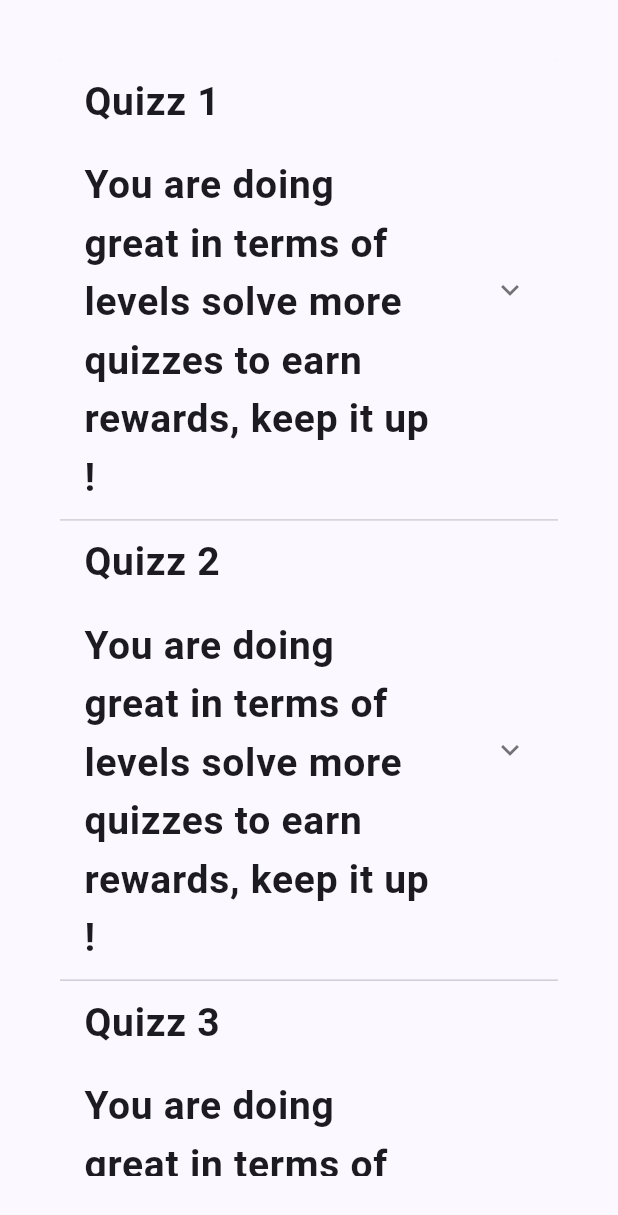
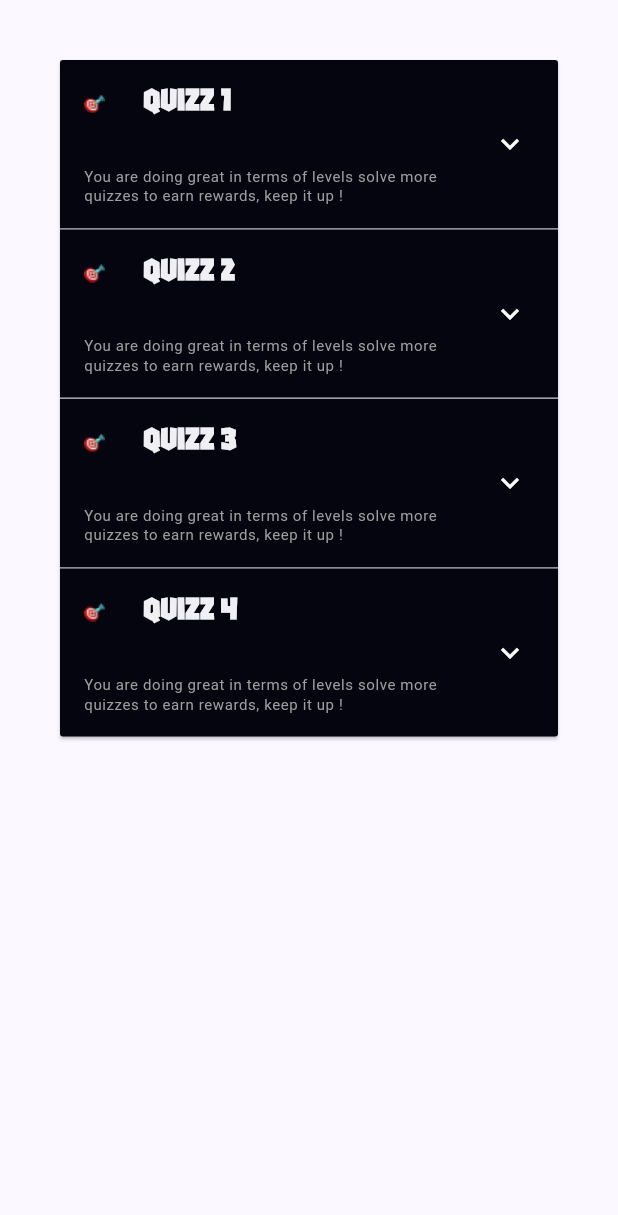
Before and after one commit to fatimaBenazzou/bastion23, a Flutter app: the QuizzesScreen widget shown alone on an empty page, opened directly, on a phone screen of 412 x 824 dp. Shown: the top 1215 px of the screen. Run offline on Flutter 3.47's test engine with Material 3 defaults, Android fonts, the phone set to English and light mode, and no system bars; our stand-ins replace assets_audio_player, camera, flutter_svg, gallery_saver, permission_handler; missing offline and left inert: qr_code_scanner; Roboto replaces fonts that are missing (Poppins).

Commit message:
camera + quizzes

```diff
--- a/lib/Screens/qr_scanner_screen.dart
+++ b/lib/Screens/qr_scanner_screen.dart
@@ -129,11 +129,11 @@ class _QrScannerScreenState extends State<QrScannerScreen> {
           appBar: AppBar(
             backgroundColor: Colors.black,
             centerTitle: true,
-            title: Text("QR Scanner"),
-            actions:[
+            title: const Text("QR Scanner"),
+            actions:const [
               Text(""),
             ],
-            leading: Text(""),
+            leading: const Text(""),
           ),
           body: Column(
             children: [
--- a/lib/Screens/quizzes_screen.dart
+++ b/lib/Screens/quizzes_screen.dart
@@ -1,5 +1,6 @@
 import 'package:bastion23/Data/questions.dart';
 import 'package:bastion23/Models/quiz_questions.dart';
+import 'package:bastion23/theme_config.dart';
 import 'package:flutter/material.dart';
 
 class QuizzesScreen extends StatefulWidget {
@@ -17,27 +18,54 @@ class _QuizzesScreenState extends State<QuizzesScreen> {
     return Container(
       margin: const EdgeInsets.all(40),
       child: SingleChildScrollView(
+        child: Container(
+          decoration: BoxDecoration(
+            borderRadius: BorderRadius.circular(30),
+          ),
           child: ExpansionPanelList.radio(
             elevation: 1,
+            expandIconColor: Colors.white,
             expandedHeaderPadding: const EdgeInsets.all(0),
-          children: questions.map<ExpansionPanelRadio>((QuizQuestion qst) {
+            children: questions.map((QuizQuestion qst) {
               return ExpansionPanelRadio(
+                backgroundColor: ThemeConfig.primaryColor,
                 value: qst.id,
                 headerBuilder: (BuildContext context, bool isExpanded) {
                   return Column(
                     children: [
                       ListTile(
-                      title: Text('Quizz ${qst.id}'),
+                        leading: Image.asset('assets/images/quizz.png'),
+                        title: Text(
+                          'Quizz ${qst.id}',
+                          style: ThemeConfig.caption.copyWith(
+                            color: ThemeConfig.buttonColor,
                           ),
-                     const ListTile(
-                      title: Text('You are doing great in terms of levels solve more quizzes to earn rewards, keep it up !'),
+                        ),
+                      ),
+                      ListTile(
+                        title: Text(
+                          'You are doing great in terms of levels solve more quizzes to earn rewards, keep it up !',
+                          style:
+                              Theme.of(context).textTheme.bodySmall!.copyWith(
+                                    color: Colors.grey,
+                                    fontSize: 10,
+                                  ),
+                        ),
                       ),
                     ],
                   );
                 },
-              body: Column(
-                mainAxisAlignment: MainAxisAlignment.center,
-                crossAxisAlignment: CrossAxisAlignment.stretch,
+                body: Container(
+                  decoration: const BoxDecoration(
+                    borderRadius: BorderRadius.only(
+                        bottomLeft: Radius.circular(30),
+                        bottomRight: Radius.circular(30)),
+                    color: ThemeConfig.backgroundColor,
+                  ),
+                  padding:
+                      const EdgeInsets.symmetric(horizontal: 24, vertical: 16),
+                  child: Column(
+                    crossAxisAlignment: CrossAxisAlignment.start,
                     children: [
                       Text(
                         qst.title,
@@ -47,19 +75,29 @@ class _QuizzesScreenState extends State<QuizzesScreen> {
                       ),
                       const SizedBox(height: 30),
                       ...qst.shuffledAnswers.map((answer) {
-                    return ElevatedButton(
-                      child: Text(answer),
+                        return SizedBox(
+                          width: double.infinity,
+                          child: ElevatedButton(
+                            style: TextButton.styleFrom(
+                              shape: RoundedRectangleBorder(
+                                borderRadius: BorderRadius.circular(24),
+                              ),
+                            ),
+                            child: Text(
+                              answer,
+                              style: ThemeConfig.squirkButton
+                                  .copyWith(fontSize: 12),
+                            ),
                             onPressed: () {},
+                          ),
                         );
                       }),
                     ],
                   ),
-
-              // ListTile(
-              //   title: Text(qst.answers[0]),
-              // ),
+                ),
               );
             }).toList(),
+          ),
         ),
       ),
     );
--- a/lib/Widgets/story_card.dart
+++ b/lib/Widgets/story_card.dart
@@ -90,7 +90,6 @@ class _StoryCardState extends State<StoryCard> {
             // progress bar + pourcentage
             Padding(
               padding: const EdgeInsets.fromLTRB(12, 0, 12, 16),
-              child: Expanded(
               child: Row(
                 mainAxisAlignment: MainAxisAlignment.spaceBetween,
                 children: [
@@ -141,7 +140,6 @@ class _StoryCardState extends State<StoryCard> {
                 ],
               ),
             ),
-            ),
           ],
         ),
       ),
```
Also changed, not shown: lib/Screens/layout_screen.dart (+5 -3 lines), lib/Screens/library_detail.dart (+20 -14 lines), lib/Screens/photo_screen.dart (+178 -173 lines), lib/Screens/video_screen.dart (+30 -30 lines), lib/main.dart (+7 -2 lines), pubspec.yaml (+14 -1 lines), assets/images/quizz.png (added), pubspec.lock, 7 other files. Lines whose indentation alone changed are shown as unchanged.
